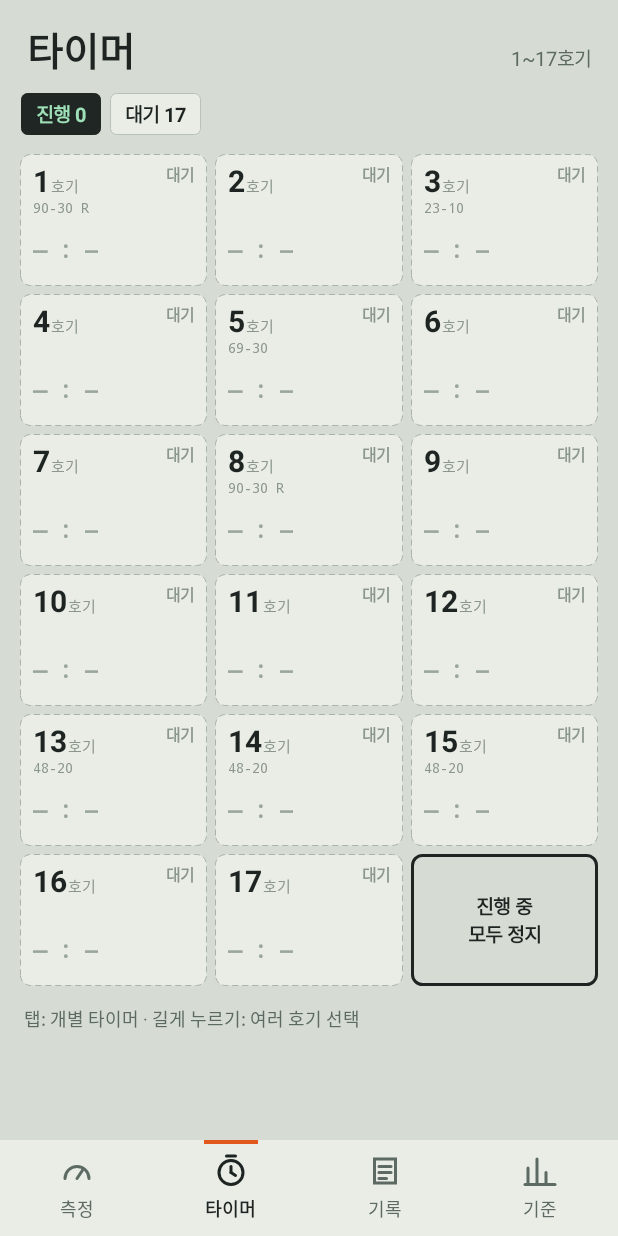
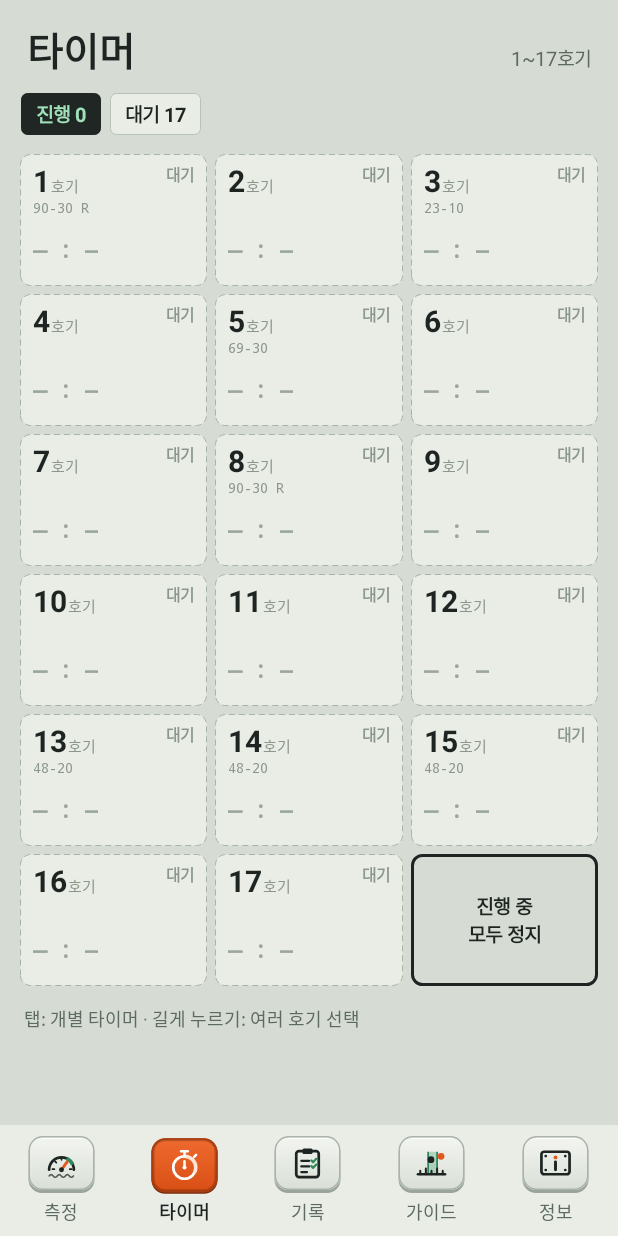
Before and after one commit to merr0001/vipmeter, an Android app: the screen it shows after launch (MainActivity), after a tap on "타이머", on a phone screen of 412 x 824 dp. Run offline under Robolectric (Android 15) with nearby library versions, the phone set to English and light mode, and no system bars; 1 other tap on this screen came first.

Commit message:
v2.2: 정보 탭, 버튼 캡형 메뉴 아이콘, 기준→가이드
Co-Authored-By: Claude Opus 5.5 <noreply@anthropic.com>
Claude-Session: https://claude.ai/code/session_01Shz71iStrrMSrw7nvNNyHF

```diff
--- a/app/build.gradle
+++ b/app/build.gradle
@@ -10,8 +10,8 @@ android {
         applicationId 'com.hg.vibmeter'
         minSdk 29
         targetSdk 34
-        versionCode 6
-        versionName '2.1.1'
+        versionCode 7
+        versionName '2.2'
     }
 
     buildTypes {
--- a/app/src/main/java/com/hg/vibmeter/MainActivity.java
+++ b/app/src/main/java/com/hg/vibmeter/MainActivity.java
@@ -24,7 +24,7 @@ import java.util.List;
 
 /**
  * 진동 속도 계기 v2.0 (작성 H.G 박동원)
- * 탭: 측정 · 타이머 · 기록 · 기준
+ * 탭: 측정 · 타이머 · 기록 · 가이드 · 정보
  */
 public class MainActivity extends Activity {
 
@@ -41,9 +41,9 @@ public class MainActivity extends Activity {
 
     private FrameLayout content, overlay;
     private LinearLayout tabBar;
-    private final Screen[] screens = new Screen[4];
-    private final TextView[] tabLabels = new TextView[4];
-    private final View[] tabMarks = new View[4];
+    private final Screen[] screens = new Screen[5];
+    private final TextView[] tabLabels = new TextView[5];
+    private final View[] tabMarks = new View[5];
     private TextView badge;
     private int current = -1;
     private View page;      // 탭 위에 올린 상세 화면
@@ -54,6 +54,7 @@ public class MainActivity extends Activity {
     TimerScreen timer;
     RecordScreen records;
     SpecScreen specs;
+    InfoScreen info;
 
     @Override
     protected void onCreate(Bundle s) {
@@ -72,7 +73,7 @@ public class MainActivity extends Activity {
         content = new FrameLayout(this);
         main.addView(content, new LinearLayout.LayoutParams(ViewGroup.LayoutParams.MATCH_PARENT, 0, 1));
         tabBar = buildTabBar();
-        main.addView(tabBar, new LinearLayout.LayoutParams(ViewGroup.LayoutParams.MATCH_PARENT, U.dp(this, 64)));
+        main.addView(tabBar, new LinearLayout.LayoutParams(ViewGroup.LayoutParams.MATCH_PARENT, U.dp(this, 74)));
         root.addView(main, new FrameLayout.LayoutParams(ViewGroup.LayoutParams.MATCH_PARENT, ViewGroup.LayoutParams.MATCH_PARENT));
 
         banner = U.tv(this, "", 15, Color.WHITE, U.BOLD);
@@ -90,7 +91,7 @@ public class MainActivity extends Activity {
         overlay.setBackgroundColor(Color.argb(110, 20, 30, 25));
         overlay.setOnClickListener(v -> closeSheet());
         FrameLayout.LayoutParams ol = new FrameLayout.LayoutParams(ViewGroup.LayoutParams.MATCH_PARENT, ViewGroup.LayoutParams.MATCH_PARENT);
-        ol.bottomMargin = U.dp(this, 64);
+        ol.bottomMargin = U.dp(this, 74);
         root.addView(overlay, ol);
 
         setContentView(root);
@@ -99,8 +100,9 @@ public class MainActivity extends Activity {
         timer = new TimerScreen(this);
         records = new RecordScreen(this);
         specs = new SpecScreen(this);
-        screens[0] = measure; screens[1] = timer; screens[2] = records; screens[3] = specs;
-        showTab(getIntent() != null && getIntent().getBooleanExtra("openTimer", false) ? 1 : Store.getInt(this, "tab", 0));
+        info = new InfoScreen(this);
+        screens[0] = measure; screens[1] = timer; screens[2] = records; screens[3] = specs; screens[4] = info;
+        showTab(getIntent() != null && getIntent().getBooleanExtra("openTimer", false) ? 1 : Math.min(4, Math.max(0, Store.getInt(this, "tab", 0))));
     }
 
     @Override
@@ -159,32 +161,33 @@ public class MainActivity extends Activity {
     private LinearLayout buildTabBar() {
         LinearLayout bar = U.row(this);
         bar.setBackgroundColor(U.PLATE);
-        String[] names = {"측정", "타이머", "기록", "기준"};
-        for (int i = 0; i < 4; i++) {
+        String[] names = {"측정", "타이머", "기록", "가이드", "정보"};
+        for (int i = 0; i < 5; i++) {
             final int idx = i;
             FrameLayout cell = new FrameLayout(this);
             LinearLayout c = U.col(this);
             c.setGravity(Gravity.CENTER);
             TabIcon ic = new TabIcon(this, i);
-            c.addView(ic, new LinearLayout.LayoutParams(U.dp(this, 24), U.dp(this, 24)));
+            c.addView(ic, new LinearLayout.LayoutParams(U.dp(this, 46), U.dp(this, 39)));
             TextView t = U.tv(this, names[i], 12, U.SUB, null);
             t.setGravity(Gravity.CENTER);
-            t.setPadding(0, U.dp(this, 4), 0, 0);
+            t.setPadding(0, U.dp(this, 3), 0, 0);
             c.addView(t);
             tabLabels[i] = t;
             cell.addView(c, new FrameLayout.LayoutParams(ViewGroup.LayoutParams.MATCH_PARENT, ViewGroup.LayoutParams.MATCH_PARENT));
             View mark = new View(this);
-            mark.setBackgroundColor(U.SIGNAL);
+            mark.setBackgroundColor(Color.TRANSPARENT);
             FrameLayout.LayoutParams ml = new FrameLayout.LayoutParams(U.dp(this, 36), U.dp(this, 3), Gravity.TOP | Gravity.CENTER_HORIZONTAL);
             cell.addView(mark, ml);
             tabMarks[i] = mark;
             if (i == 1) {
                 badge = U.tv(this, "0", 10, Color.WHITE, U.MONO_B);
-                badge.setBackground(U.box(this, U.SIGNAL, 8, U.SIGNAL, 0));
+                badge.setBackground(U.box(this, U.SIGNAL, 8, Color.WHITE, 1.5f));
+                badge.setElevation(U.dp(this, 2));
                 badge.setPadding(U.dp(this, 5), U.dp(this, 1), U.dp(this, 5), U.dp(this, 1));
                 FrameLayout.LayoutParams b = new FrameLayout.LayoutParams(ViewGroup.LayoutParams.WRAP_CONTENT, ViewGroup.LayoutParams.WRAP_CONTENT, Gravity.TOP | Gravity.CENTER_HORIZONTAL);
-                b.topMargin = U.dp(this, 6);
-                b.leftMargin = U.dp(this, 22);
+                b.topMargin = U.dp(this, 3);
+                b.leftMargin = U.dp(this, 30);
                 cell.addView(badge, b);
             }
             cell.setOnClickListener(v -> showTab(idx));
@@ -203,7 +206,7 @@ public class MainActivity extends Activity {
         View v = screens[i].view();
         if (v.getParent() != null) ((ViewGroup) v.getParent()).removeView(v);
         content.addView(v, new FrameLayout.LayoutParams(ViewGroup.LayoutParams.MATCH_PARENT, ViewGroup.LayoutParams.MATCH_PARENT));
-        for (int k = 0; k < 4; k++) {
+        for (int k = 0; k < 5; k++) {
             tabLabels[k].setTextColor(k == i ? U.INK : U.SUB);
             tabLabels[k].setTypeface(k == i ? U.BOLD : null);
             tabMarks[k].setVisibility(k == i ? View.VISIBLE : View.INVISIBLE);
@@ -303,39 +306,125 @@ public class MainActivity extends Activity {
 
     List<Store.Spec> specList() { return Store.specs(this); }
 
-    // ---------------- 탭 아이콘 ----------------
+    // ---------------- 탭 아이콘 (버튼 캡형) ----------------
     static class TabIcon extends View {
         final int kind;
         boolean on;
         final Paint p = new Paint(Paint.ANTI_ALIAS_FLAG);
         TabIcon(android.content.Context c, int k) { super(c); kind = k; }
         void setOn(boolean b) { on = b; invalidate(); }
+
         @Override protected void onDraw(Canvas cv) {
-            float w = getWidth(), s = w / 24f;
+            float d = getResources().getDisplayMetrics().density;
+            float W = getWidth(), cw = 44 * d, ch = 36 * d, r = 9 * d;
+            float L = (W - cw) / 2f, T = on ? 1.5f * d : 0;
+            android.graphics.RectF cap = new android.graphics.RectF(L, T, L + cw, T + ch);
+            // 아래 그림자 (볼록함)
+            p.setShader(null);
+            p.setStyle(Paint.Style.FILL);
+            p.setColor(on ? Color.rgb(0x7a, 0x2c, 0x0b) : Color.rgb(0x9a, 0xa4, 0x9a));
+            cv.drawRoundRect(new android.graphics.RectF(L, T + (on ? 1 : 2) * d, L + cw, T + ch + (on ? 1 : 2) * d), r, r, p);
+            // 캡 면
+            p.setShader(new android.graphics.LinearGradient(0, T, 0, T + ch,
+                    on ? Color.rgb(0xef, 0x6a, 0x2e) : Color.rgb(0xf3, 0xf5, 0xf1),
+                    on ? Color.rgb(0xd8, 0x4f, 0x14) : Color.rgb(0xd9, 0xdf, 0xd6),
+                    android.graphics.Shader.TileMode.CLAMP));
+            cv.drawRoundRect(cap, r, r, p);
+            p.setShader(null);
+            if (on) { // 눌린 안쪽 그림자
+                p.setStyle(Paint.Style.STROKE);
+                p.setStrokeWidth(2 * d);
+                p.setColor(Color.argb(55, 0, 0, 0));
+                cv.drawRoundRect(new android.graphics.RectF(L + d, T + d, L + cw - d, T + ch - d), r - d, r - d, p);
+            } else { // 위 하이라이트
+                p.setStyle(Paint.Style.STROKE);
+                p.setStrokeWidth(d);
+                p.setColor(Color.WHITE);
+                cv.drawLine(L + r, T + 1.5f * d, L + cw - r, T + 1.5f * d, p);
+            }
             p.setStyle(Paint.Style.STROKE);
-            p.setStrokeWidth(2 * s);
+            p.setStrokeWidth(d);
+            p.setColor(on ? U.SIGNAL_DK : Color.rgb(0xa9, 0xb3, 0xa8));
+            cv.drawRoundRect(new android.graphics.RectF(L + d / 2, T + d / 2, L + cw - d / 2, T + ch - d / 2), r, r, p);
+
+            // 아이콘 24dp (viewBox 32)
+            float s = 24 * d / 32f;
+            cv.save();
+            cv.translate(L + (cw - 24 * d) / 2f, T + (ch - 24 * d) / 2f);
+            cv.scale(s, s);
+            int ink = on ? Color.WHITE : U.INK;
+            int sig = on ? Color.rgb(0xff, 0xe3, 0xd4) : U.SIGNAL;
+            int ok = on ? Color.rgb(0xff, 0xe3, 0xd4) : U.OK;
             p.setStrokeCap(Paint.Cap.ROUND);
-            p.setColor(on ? U.INK : U.SUB);
-            Path path = new Path();
+            p.setStrokeJoin(Paint.Join.ROUND);
             if (kind == 0) {
-                cv.drawArc(4 * s, 9 * s, 20 * s, 25 * s, 180, 180, false, p);
-                cv.drawLine(12 * s, 17 * s, 16 * s, 11 * s, p);
+                stroke(ink, 2.4f);
+                cv.drawArc(5, 11, 27, 33, 180, 180, false, p);
+                p.setStrokeCap(Paint.Cap.BUTT);
+                stroke(ok, 3.2f);
+                cv.drawArc(5, 11, 27, 33, -66, 40.5f, false, p);
+                p.setStrokeCap(Paint.Cap.ROUND);
+                stroke(ink, 1.6f);
+                cv.drawLine(8, 21.5f, 9.6f, 21.5f, p);
+                cv.drawLine(16, 11.6f, 16, 13.2f, p);
+                cv.drawLine(23.4f, 21.5f, 25, 21.5f, p);
+                cv.drawLine(10.3f, 14.6f, 11.4f, 15.7f, p);
+                stroke(sig, 2.6f);
+                cv.drawLine(16, 22, 21, 15, p);
+                fill(ink); cv.drawCircle(16, 22, 2.2f, p);
+                stroke(ink, 1.4f); p.setAlpha(180);
+                Path w = new Path(); w.moveTo(5, 27.5f);
+                for (int i = 0; i < 6; i++) {
+                    float x = 5 + i * 3.6f, dy = (i % 2 == 0) ? -1.6f : 1.6f;
+                    w.cubicTo(x + 1.2f, 27.5f + dy, x + 2.4f, 27.5f + dy, x + 3.6f, 27.5f);
+                }
+                cv.drawPath(w, p);
             } else if (kind == 1) {
-                cv.drawCircle(12 * s, 13 * s, 8 * s, p);
-                cv.drawLine(12 * s, 9 * s, 12 * s, 13 * s, p);
-                cv.drawLine(12 * s, 13 * s, 15 * s, 15 * s, p);
-                cv.drawLine(9 * s, 2 * s, 15 * s, 2 * s, p);
+                stroke(ink, 2.4f); cv.drawCircle(16, 18, 10, p);
+                stroke(sig, 3.2f); cv.drawArc(6, 8, 26, 28, -90, 110, false, p);
+                stroke(ink, 2.2f);
+                cv.drawLine(13, 3.5f, 19, 3.5f, p);
+                cv.drawLine(16, 3.5f, 16, 8, p);
+                cv.drawLine(24.5f, 8.5f, 26.3f, 6.7f, p);
+                cv.drawLine(16, 18, 16, 12.5f, p);
+                fill(ink); cv.drawCircle(16, 18, 1.8f, p);
             } else if (kind == 2) {
-                cv.drawRect(5 * s, 4 * s, 19 * s, 20 * s, p);
-                cv.drawLine(8 * s, 9 * s, 16 * s, 9 * s, p);
-                cv.drawLine(8 * s, 13 * s, 16 * s, 13 * s, p);
-                cv.drawLine(8 * s, 17 * s, 13 * s, 17 * s, p);
+                stroke(ink, 2.4f); cv.drawRoundRect(6, 5.5f, 26, 28.5f, 2.5f, 2.5f, p);
+                fill(ink); cv.drawRoundRect(11.5f, 3, 20.5f, 8, 1.4f, 1.4f, p);
+                stroke(ink, 2);
+                cv.drawLine(10.5f, 14, 17.5f, 14, p);
+                cv.drawLine(10.5f, 19, 17.5f, 19, p);
+                cv.drawLine(10.5f, 24, 15.5f, 24, p);
+                stroke(ok, 2);
+                for (float y : new float[]{0, 5}) {
+                    Path c = new Path();
+                    c.moveTo(19.5f, 13.8f + y); c.lineTo(21, 15.3f + y); c.lineTo(23.8f, 12.3f + y);
+                    cv.drawPath(c, p);
+                }
+            } else if (kind == 3) {
+                fill(ok); p.setAlpha(on ? 90 : 72);
+                cv.drawRoundRect(13, 6, 21, 26, 1.5f, 1.5f, p);
+                p.setStrokeCap(Paint.Cap.BUTT);
+                stroke(ok, 1.6f);
+                cv.drawLine(13, 6, 13, 26, p); cv.drawLine(21, 6, 21, 26, p);
+                p.setStrokeCap(Paint.Cap.ROUND);
+                stroke(ink, 2.4f); cv.drawLine(4, 26, 28, 26, p);
+                stroke(ink, 1.8f);
+                float[] xs = {6, 11, 16, 21, 26}; float[] hs = {3, 5, 3, 5, 3};
+                for (int i = 0; i < 5; i++) cv.drawLine(xs[i], 26, xs[i], 26 - hs[i], p);
+                fill(ink); cv.drawCircle(15.5f, 13, 3, p);
+                fill(sig); cv.drawCircle(24.5f, 10, 3, p);
             } else {
-                cv.drawLine(4 * s, 20 * s, 4 * s, 10 * s, p);
-                cv.drawLine(10 * s, 20 * s, 10 * s, 4 * s, p);
-                cv.drawLine(16 * s, 20 * s, 16 * s, 13 * s, p);
-                cv.drawLine(2 * s, 21 * s, 22 * s, 21 * s, p);
+                stroke(ink, 2.4f); cv.drawRoundRect(3.5f, 6, 28.5f, 26, 2.5f, 2.5f, p);
+                fill(ink);
+                cv.drawCircle(7.3f, 9.8f, 1.2f, p); cv.drawCircle(24.7f, 9.8f, 1.2f, p);
+                cv.drawCircle(7.3f, 22.2f, 1.2f, p); cv.drawCircle(24.7f, 22.2f, 1.2f, p);
+                fill(sig); cv.drawCircle(16, 11, 1.7f, p);
+                stroke(ink, 2.6f); cv.drawLine(16, 15, 16, 22, p);
             }
+            cv.restore();
         }
+        private void stroke(int col, float w) { p.setStyle(Paint.Style.STROKE); p.setColor(col); p.setStrokeWidth(w); }
+        private void fill(int col) { p.setStyle(Paint.Style.FILL); p.setColor(col); }
     }
 }
--- a/app/src/main/java/com/hg/vibmeter/SpecScreen.java
+++ b/app/src/main/java/com/hg/vibmeter/SpecScreen.java
@@ -19,7 +19,7 @@ import java.util.Locale;
 import java.util.Map;
 import java.util.TreeMap;
 
-/** 기준 탭: 스펙별 목표 + 호기별 실측, 스펙 상세(추천 설정 · 설정 찾기) */
+/** 가이드 탭: 스펙별 목표 + 호기별 실측, 스펙 상세(추천 설정 · 설정 찾기) */
 class SpecScreen extends MainActivity.Screen {
 
     private LinearLayout rows;
@@ -32,7 +32,7 @@ class SpecScreen extends MainActivity.Screen {
         ScrollView sv = new ScrollView(c);
         LinearLayout col = U.col(c);
         sv.addView(col);
-        col.addView(a.header("스펙 기준", "RMS mm/s"));
+        col.addView(a.header("가이드", "설비별 스펙 주파수 쉽게 찾기"));
         rows = U.panel(c);
         col.addView(rows, U.margins(U.match(), c, 14, 0, 14, 0));
         LinearLayout legend = U.row(c);
@@ -97,7 +97,7 @@ class SpecScreen extends MainActivity.Screen {
     void openDetail(Store.Spec s) {
         Context c = a;
         LinearLayout col = U.col(c);
-        col.addView(a.backRow("스펙 기준"));
+        col.addView(a.backRow("가이드"));
         LinearLayout hd = U.row(c);
         hd.setPadding(U.dp(c, 18), 0, U.dp(c, 18), U.dp(c, 10));
         hd.setGravity(Gravity.BOTTOM);
```
Also changed, not shown: app/src/main/java/com/hg/vibmeter/InfoScreen.java (added, +192 -0 lines).
